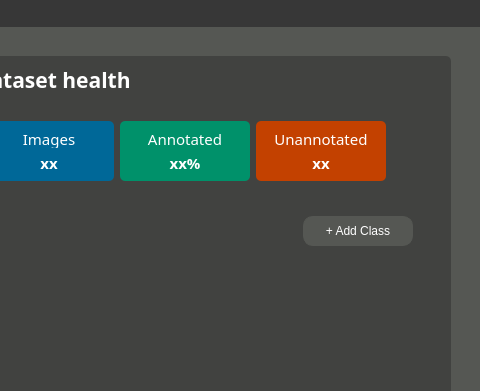
Qt form yoloAnt.ui (Lachie1011/YoloAnt) before a commit; both pictures show x 622 to 1102 and y 0 to 391 of the 1102 by 827 pixel window.
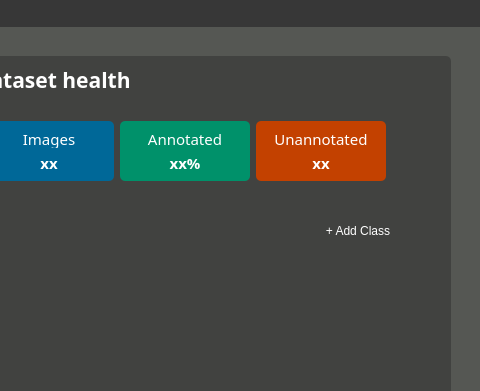
The same form after that commit. Icons and pictures are not drawn. Custom widgets are drawn as their Qt base class.

What changed in the file:
```diff
--- a/yoloAnt.ui
+++ b/yoloAnt.ui
@@ -2155,7 +2155,9 @@
 border : 1px solid;
 border-radius: 10px;
 border-color:  rgb(85, 87, 83);
-font: 75 bold 12pt &quot;Gotham Rounded&quot;;</string>
+font: 75 bold 12pt &quot;Gotham Rounded&quot;;
+
+QPushButton::hover{background-color : rgb(105, 105, 105); }</string>
                       </property>
                       <property name="text">
                        <string>+ Add Class</string>
```
